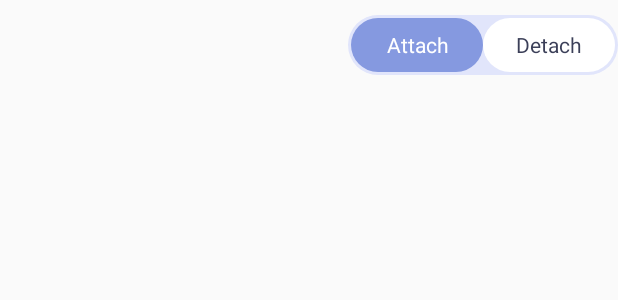
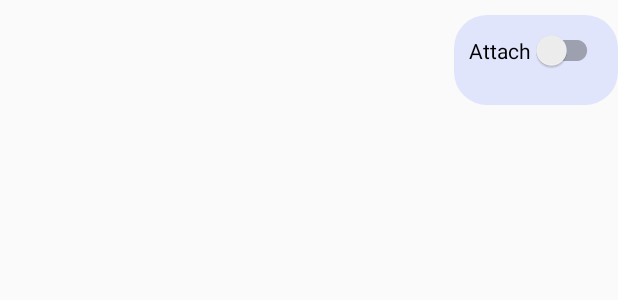
Before and after one commit to kzi-nastava/ma-project-event-planner-siit-2024-team-3, an Android app: the layout item_attach_category_row.xml on its own in the app's theme, with its tools: preview values and no code run, on a phone screen of 412 x 824 dp. Shown: the top 300 px of the screen. Run offline under Robolectric (Android 15) with nearby library versions, the phone set to English and light mode, and no system bars.

Commit message:
[UPDATE] Active/inactive buttons

```diff
--- a/EveAnt/app/build.gradle.kts
+++ b/EveAnt/app/build.gradle.kts
@@ -63,6 +63,8 @@ dependencies {
     implementation(libs.retrofit.converter.gson)
     implementation(libs.okhttp.logging.interceptor)
     implementation(libs.jwtdecode)
+    implementation("androidx.appcompat:appcompat:1.7.0")
+    implementation("androidx.recyclerview:recyclerview:1.3.2")
     implementation("org.mapstruct:mapstruct:1.5.5.Final")
     annotationProcessor("org.mapstruct:mapstruct-processor:1.5.5.Final")
 
--- a/EveAnt/app/src/main/java/com/example/eveant/eventType/EventTypeService.java
+++ b/EveAnt/app/src/main/java/com/example/eveant/eventType/EventTypeService.java
@@ -33,4 +33,9 @@ public interface EventTypeService {
 
     @GET("event-types/by-name/{name}")
     Call<EventType> findByName(@Path("name") String name);
+
+    @PATCH("event-types/{id}")
+    Call<EventType> patch(@Path("id") int id,
+                          @Body com.example.eveant.eventType.EventTypeFragment.EventTypePatch dto);
+
 }
--- a/EveAnt/app/src/main/res/layout/item_attach_category_row.xml
+++ b/EveAnt/app/src/main/res/layout/item_attach_category_row.xml
@@ -29,34 +29,22 @@
         <LinearLayout
             android:id="@+id/segAttach"
             android:layout_width="wrap_content"
-            android:layout_height="40dp"
+            android:layout_height="60dp"
             android:background="@drawable/bg_segment_container"
-            android:padding="2dp"
+            android:padding="10dp"
+            android:textColor="@color/black"
             android:orientation="horizontal">
 
-            <TextView
-                android:id="@+id/btnAttach"
+            <androidx.appcompat.widget.SwitchCompat
+                android:id="@+id/swActive"
                 android:layout_width="wrap_content"
-                android:layout_height="match_parent"
-                android:minWidth="88dp"
-                android:gravity="center"
+                android:layout_height="wrap_content"
+                android:textColor="@color/black"
+                android:switchTextAppearance="@color/black"
+                android:showText="true"
                 android:text="Attach"
-                android:textColor="@android:color/white"
-                android:background="@drawable/bg_segment_left_active"
-                android:paddingLeft="12dp"
-                android:paddingRight="12dp" />
-
-            <TextView
-                android:id="@+id/btnDetach"
-                android:layout_width="wrap_content"
-                android:layout_height="match_parent"
-                android:minWidth="88dp"
-                android:gravity="center"
-                android:text="Detach"
-                android:textColor="#3B3F58"
-                android:background="@drawable/bg_segment_right_inactive"
-                android:paddingLeft="12dp"
-                android:paddingRight="12dp" />
+                android:textOff="Detach"
+                android:textOn="Attach" />
         </LinearLayout>
     </LinearLayout>
 </layout>
```
Also changed, not shown: EveAnt/app/src/main/java/com/example/eveant/eventType/EventTypeFragment.java (+69 -73 lines), EveAnt/app/src/main/res/layout/fragment_event_type.xml (+47 -38 lines), EveAnt/app/src/main/res/layout/item_event_type_row.xml (+23 -30 lines).
